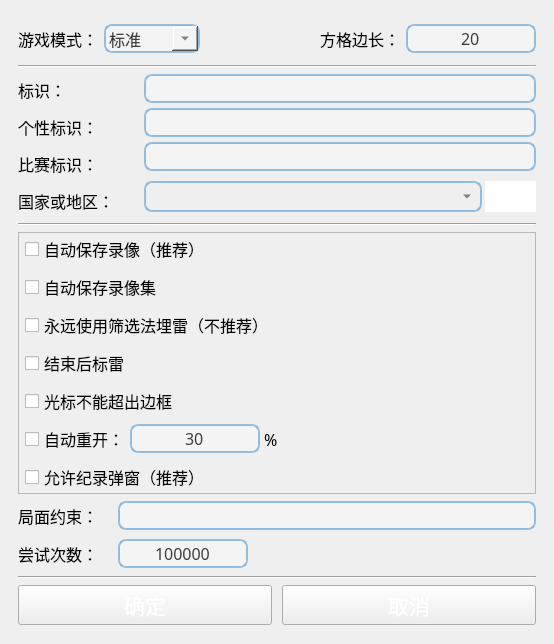
Old version of the form uiFiles/ui_gs.ui in the repository ljzloser/Solvable-Minesweeper.
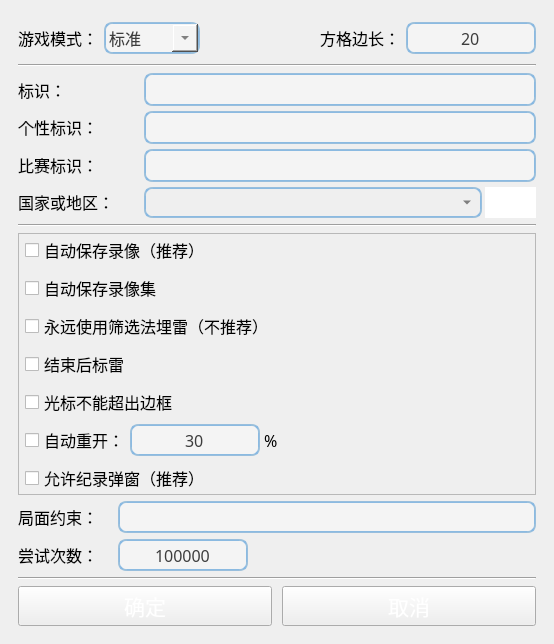
New version of the form. Icons and pictures are not drawn. Custom widgets are drawn as their Qt base class.

```diff
--- a/uiFiles/ui_gs.ui
+++ b/uiFiles/ui_gs.ui
@@ -113,6 +113,18 @@
           <verstretch>0</verstretch>
          </sizepolicy>
         </property>
+        <property name="minimumSize">
+         <size>
+          <width>0</width>
+          <height>32</height>
+         </size>
+        </property>
+        <property name="maximumSize">
+         <size>
+          <width>16777215</width>
+          <height>32</height>
+         </size>
+        </property>
         <property name="font">
          <font>
           <family>微软雅黑</family>
@@ -238,13 +250,13 @@
         <property name="minimumSize">
          <size>
           <width>130</width>
-          <height>0</height>
+          <height>32</height>
          </size>
         </property>
         <property name="maximumSize">
          <size>
           <width>16777215</width>
-          <height>16777215</height>
+          <height>32</height>
          </size>
         </property>
         <property name="font">
@@ -519,6 +531,18 @@
          </property>
          <item>
           <widget class="QLineEdit" name="lineEdit_label">
+           <property name="minimumSize">
+            <size>
+             <width>0</width>
+             <height>33</height>
+            </size>
+           </property>
+           <property name="maximumSize">
+            <size>
+             <width>16777215</width>
+             <height>33</height>
+            </size>
+           </property>
            <property name="font">
             <font>
              <family>微软雅黑</family>
@@ -552,6 +576,18 @@
          </item>
          <item>
           <widget class="QLineEdit" name="lineEdit_unique_label">
+           <property name="minimumSize">
+            <size>
+             <width>0</width>
+             <height>33</height>
+            </size>
+           </property>
+           <property name="maximumSize">
+            <size>
+             <width>16777215</width>
+             <height>33</height>
+            </size>
+           </property>
            <property name="font">
             <font>
              <family>微软雅黑</family>
@@ -585,6 +621,18 @@
          </item>
          <item>
           <widget class="QLineEdit" name="lineEdit_race_label">
+           <property name="minimumSize">
+            <size>
+             <width>0</width>
+             <height>33</height>
+            </size>
+           </property>
+           <property name="maximumSize">
+            <size>
+             <width>16777215</width>
+             <height>33</height>
+            </size>
+           </property>
            <property name="font">
             <font>
              <family>微软雅黑</family>
@@ -971,7 +1019,13 @@
               <property name="minimumSize">
                <size>
                 <width>130</width>
-                <height>0</height>
+                <height>32</height>
+               </size>
+              </property>
+              <property name="maximumSize">
+               <size>
+                <width>16777215</width>
+                <height>32</height>
                </size>
               </property>
               <property name="font">
@@ -1145,6 +1199,18 @@
          </item>
          <item>
           <widget class="QLineEdit" name="lineEdit_constraint">
+           <property name="minimumSize">
+            <size>
+             <width>0</width>
+             <height>32</height>
+            </size>
+           </property>
+           <property name="maximumSize">
+            <size>
+             <width>16777215</width>
+             <height>32</height>
+            </size>
+           </property>
            <property name="font">
             <font>
              <family>微软雅黑</family>
@@ -1236,7 +1302,13 @@
            <property name="minimumSize">
             <size>
              <width>130</width>
-             <height>0</height>
+             <height>32</height>
+            </size>
+           </property>
+           <property name="maximumSize">
+            <size>
+             <width>16777215</width>
+             <height>32</height>
             </size>
            </property>
            <property name="font">
```
